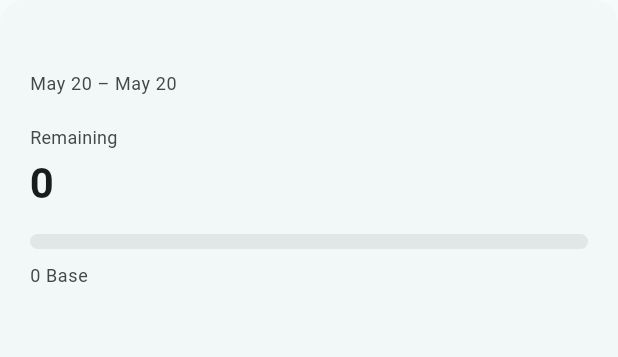
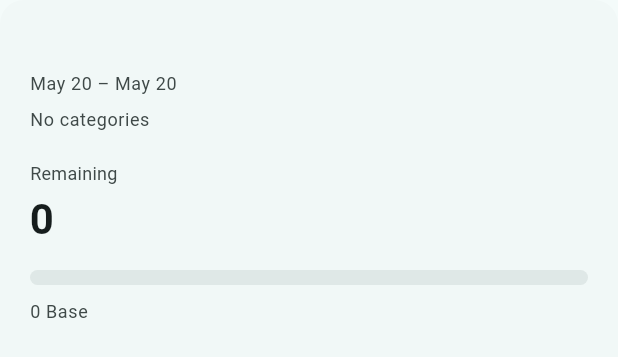
Before and after one commit to antharph/expenses_frontend, a Flutter app: the BudgetProgressCard widget shown alone on an empty page, opened directly with empty values, on a phone screen of 412 x 824 dp. Shown: the top 357 px of the screen. Run offline on Flutter 3.47's test engine with Material 3 defaults, Android fonts, the phone set to English and light mode, and no system bars; our stand-ins replace dio, firebase_auth, firebase_core, fl_chart, flutter_riverpod, flutter_slidable and 4 more; accounts and stored records are empty.

Commit message:
budget and expenses category is now required

```diff
--- a/lib/features/budget/domain/budget_progress.dart
+++ b/lib/features/budget/domain/budget_progress.dart
@@ -1,7 +1,10 @@
+import '../../expenses/domain/expense_category.dart';
+
 class BudgetProgress {
   const BudgetProgress({
     required this.id,
     required this.name,
+    required this.categories,
     required this.rolloverEnabled,
     required this.periodStart,
     required this.periodEnd,
@@ -15,6 +18,7 @@ class BudgetProgress {
 
   final int id;
   final String name;
+  final List<ExpenseCategory> categories;
   final bool rolloverEnabled;
   final DateTime periodStart;
   final DateTime? periodEnd;
@@ -39,6 +43,7 @@ class BudgetProgress {
     return BudgetProgress(
       id: json['id'] as int,
       name: json['name']?.toString() ?? '',
+      categories: _parseCategories(json['categories']),
       rolloverEnabled: json['rollover_enabled'] == true,
       periodStart: _parseDate(periodMap['start_date']) ?? DateTime.now(),
       periodEnd: _parseDate(periodMap['end_date']),
@@ -54,6 +59,20 @@ class BudgetProgress {
   static double _parseAmount(Object? raw) =>
       double.tryParse(raw?.toString() ?? '') ?? 0;
 
+  static List<ExpenseCategory> _parseCategories(Object? raw) {
+    if (raw is! List<dynamic>) {
+      return const [];
+    }
+    return raw
+        .map(
+          (category) => ExpenseCategory.fromJson(
+            Map<String, dynamic>.from(category as Map),
+          ),
+        )
+        .where((category) => category.name.isNotEmpty)
+        .toList();
+  }
+
   static DateTime? _parseDate(Object? raw) {
     if (raw == null) {
       return null;
--- a/lib/features/budget/presentation/budget_progress_card.dart
+++ b/lib/features/budget/presentation/budget_progress_card.dart
@@ -4,11 +4,7 @@ import 'package:intl/intl.dart';
 import '../domain/budget_progress.dart';
 
 class BudgetProgressCard extends StatelessWidget {
-  const BudgetProgressCard({
-    super.key,
-    required this.budget,
-    this.onTap,
-  });
+  const BudgetProgressCard({super.key, required this.budget, this.onTap});
 
   final BudgetProgress budget;
   final VoidCallback? onTap;
@@ -39,6 +35,13 @@ class BudgetProgressCard extends StatelessWidget {
     }
     final rollover = _currencyBreakdown.format(budget.rolloverAmount);
     return '$base Base + $rollover Rollover';
+  }
+
+  String _categoryLabel() {
+    if (budget.categories.isEmpty) {
+      return 'No categories';
+    }
+    return budget.categories.map((category) => category.name).join(', ');
   }
 
   @override
@@ -75,6 +78,15 @@ class BudgetProgressCard extends StatelessWidget {
                   color: scheme.onSurfaceVariant,
                 ),
               ),
+              const SizedBox(height: 8),
+              Text(
+                _categoryLabel(),
+                maxLines: 2,
+                overflow: TextOverflow.ellipsis,
+                style: theme.textTheme.bodySmall?.copyWith(
+                  color: scheme.onSurfaceVariant,
+                ),
+              ),
               const SizedBox(height: 20),
               Text(
                 budget.isOverBudget ? 'Over by' : 'Remaining',
@@ -89,9 +101,7 @@ class BudgetProgressCard extends StatelessWidget {
                 style: theme.textTheme.headlineMedium?.copyWith(
                   fontWeight: FontWeight.w700,
                   letterSpacing: -0.5,
-                  color: budget.isOverBudget
-                      ? scheme.error
-                      : scheme.onSurface,
+                  color: budget.isOverBudget ? scheme.error : scheme.onSurface,
                 ),
               ),
               const SizedBox(height: 16),
--- a/lib/features/budget/presentation/create_budget_sheet.dart
+++ b/lib/features/budget/presentation/create_budget_sheet.dart
@@ -49,6 +49,10 @@ class _CreateBudgetSheetState extends ConsumerState<CreateBudgetSheet> {
 
   Future<void> _save() async {
     if (!_formKey.currentState!.validate()) {
+      return;
+    }
+    if (_selectedCategoryIds.isEmpty) {
+      setState(() => _error = 'Select at least one category.');
       return;
     }
     final token = ref.read(sessionProvider).valueOrNull?.token;
@@ -205,7 +209,7 @@ class _CreateBudgetSheetState extends ConsumerState<CreateBudgetSheet> {
               data: (categories) {
                 if (categories.isEmpty) {
                   return Text(
-                    'No categories yet. You can attach categories later.',
+                    'No categories available. Add categories before creating a budget.',
                     style: theme.textTheme.bodySmall?.copyWith(
                       color: scheme.onSurfaceVariant,
                     ),
@@ -237,7 +241,7 @@ class _CreateBudgetSheetState extends ConsumerState<CreateBudgetSheet> {
               },
               loading: () => const LinearProgressIndicator(),
               error: (error, stackTrace) => Text(
-                'Could not load categories. You can still create a budget.',
+                'Could not load categories. Categories are required.',
                 style: theme.textTheme.bodySmall?.copyWith(color: scheme.error),
               ),
             ),
--- a/pubspec.yaml
+++ b/pubspec.yaml
@@ -2,7 +2,7 @@ name: expenses_frontend
 description: "A new Flutter project."
 publish_to: 'none'
 
-version: 1.0.0+3
+version: 1.0.0+4
 
 environment:
   sdk: ^3.11.1
```
Also changed, not shown: lib/features/expenses/presentation/expense_detail_sheet.dart (+26 -21 lines), lib/features/expenses/presentation/expenses_screen.dart (+23 -3 lines).
